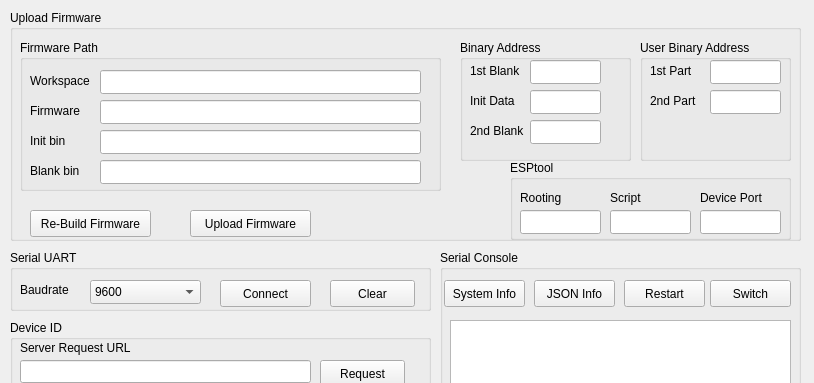
Above: tools/esp8266tool.ui from SafeVisionID/esp8266-dev before the change; both pictures show x 0 to 814 and y 0 to 383 of the 814 by 600 pixel window. Below: the same form after it.
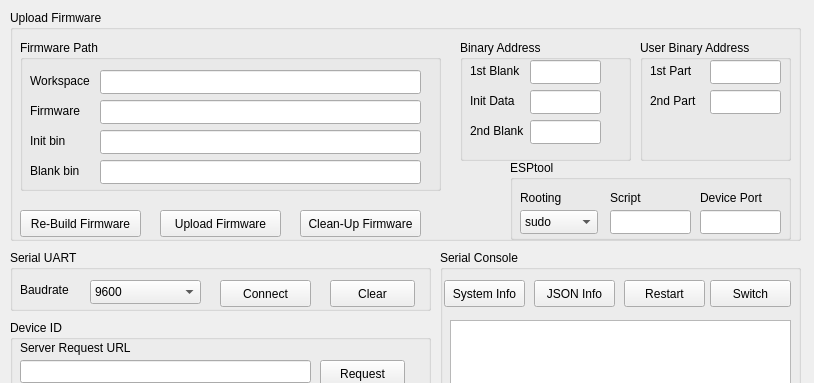
That is the form after the change.

```diff
--- a/tools/esp8266tool.ui
+++ b/tools/esp8266tool.ui
@@ -29,7 +29,7 @@
     <widget class="QPushButton" name="btnFirmRebuild">
      <property name="geometry">
       <rect>
-       <x>20</x>
+       <x>10</x>
        <y>200</y>
        <width>121</width>
        <height>27</height>
@@ -328,19 +328,6 @@
        <string>Rooting</string>
       </property>
      </widget>
-     <widget class="QLineEdit" name="txtESProot">
-      <property name="geometry">
-       <rect>
-        <x>10</x>
-        <y>50</y>
-        <width>81</width>
-        <height>24</height>
-       </rect>
-      </property>
-      <property name="text">
-       <string/>
-      </property>
-     </widget>
      <widget class="QLineEdit" name="txtESPport">
       <property name="geometry">
        <rect>
@@ -387,11 +374,59 @@
        <string>Device Port</string>
       </property>
      </widget>
+     <widget class="QComboBox" name="cmbESProot">
+      <property name="geometry">
+       <rect>
+        <x>10</x>
+        <y>50</y>
+        <width>78</width>
+        <height>24</height>
+       </rect>
+      </property>
+      <property name="currentIndex">
+       <number>1</number>
+      </property>
+      <item>
+       <property name="text">
+        <string>none</string>
+       </property>
+      </item>
+      <item>
+       <property name="text">
+        <string>sudo</string>
+       </property>
+      </item>
+      <item>
+       <property name="text">
+        <string>su</string>
+       </property>
+      </item>
+      <item>
+       <property name="text">
+        <string>gksudo</string>
+       </property>
+      </item>
+      <item>
+       <property name="text">
+        <string>gksu</string>
+       </property>
+      </item>
+      <item>
+       <property name="text">
+        <string>kdesudo</string>
+       </property>
+      </item>
+      <item>
+       <property name="text">
+        <string>kdesu</string>
+       </property>
+      </item>
+     </widget>
     </widget>
     <widget class="QPushButton" name="btnFirmUpload">
      <property name="geometry">
       <rect>
-       <x>180</x>
+       <x>150</x>
        <y>200</y>
        <width>121</width>
        <height>27</height>
@@ -401,6 +436,19 @@
       <string>Upload Firmware</string>
      </property>
     </widget>
+    <widget class="QPushButton" name="btnFirmClean">
+     <property name="geometry">
+      <rect>
+       <x>290</x>
+       <y>200</y>
+       <width>121</width>
+       <height>27</height>
+      </rect>
+     </property>
+     <property name="text">
+      <string>Clean-Up Firmware</string>
+     </property>
+    </widget>
    </widget>
    <widget class="QGroupBox" name="DeviceID">
     <property name="geometry">
```
Left out of the diff: 24 changed lines with no effect on the pictures.
